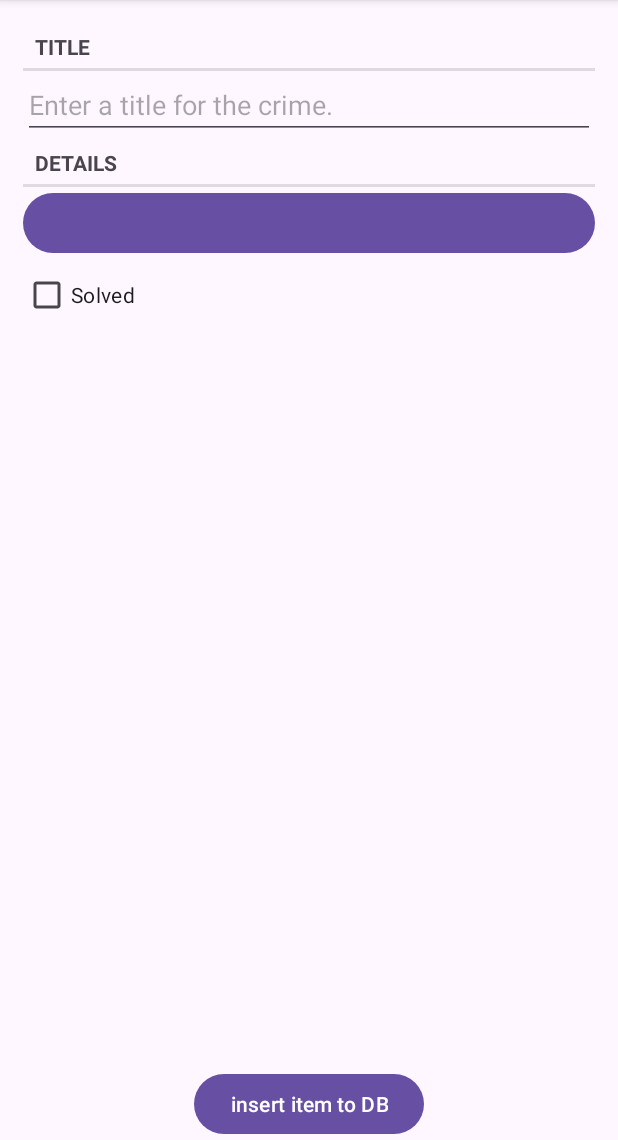
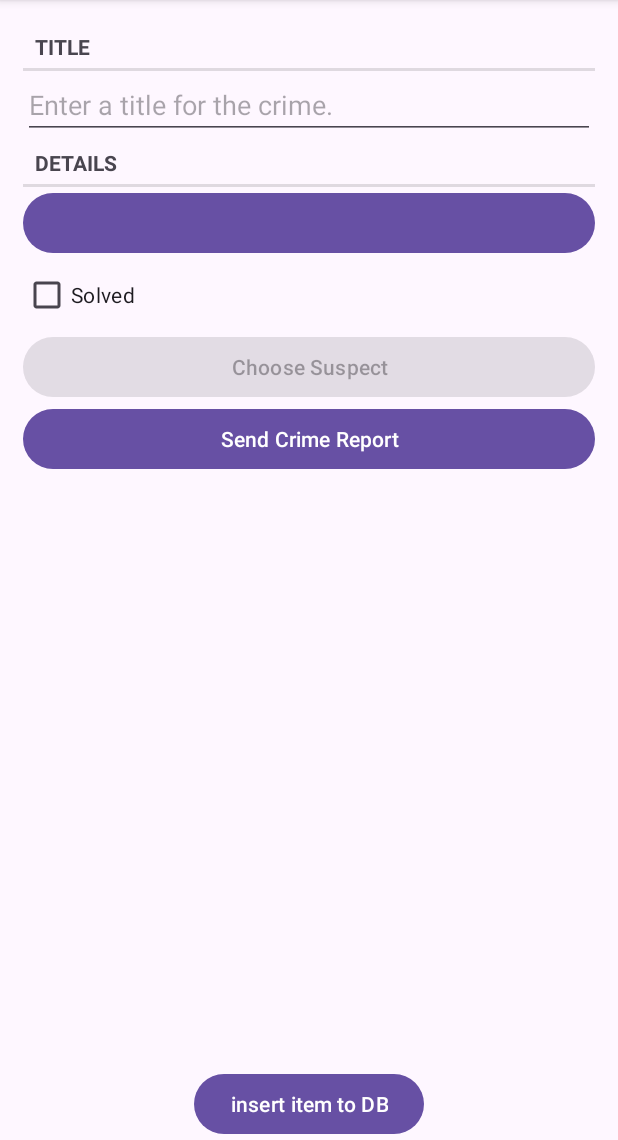
Before and after one commit to Herbert77/AndroidProgrammingGuide_SampleCode, an Android app: the screen it shows after launch (MainActivity), after a tap on "Add New Crime", on a phone screen of 412 x 824 dp, the part 96-1236 px from its top. Run offline under Robolectric (Android 15) with nearby library versions, the phone set to English and light mode, and no system bars; our stand-ins replace Room's generated code; 1 statement that could not run was skipped.

Commit message:
Chapter 15 源码示例提交。
1、使用隐式 intent 拉起其他应用中可以执行该任务的 Activity；

2、数据库字段有更新时，需要更新 @Database 的版本号，并新建 Migration 对象，传入之前版本号和更新后的版本号以及需要更新的SQL语句；在数据库构建之前，调用迁移方法 addMigrations()。

```diff
--- a/02/app/src/main/java/com/example/criminalintent/Crime.kt
+++ b/02/app/src/main/java/com/example/criminalintent/Crime.kt
@@ -10,6 +10,7 @@ data class Crime(
     @PrimaryKey val id: UUID = UUID.randomUUID(),
     var title: String = "",
     var date: Date = Date(),
-    var isSolved: Boolean = false
+    var isSolved: Boolean = false,
+    var suspect: String = ""
 //    var requiresPolice: Boolean = false
 )
--- a/02/app/src/main/java/com/example/criminalintent/CrimeFragment.kt
+++ b/02/app/src/main/java/com/example/criminalintent/CrimeFragment.kt
@@ -1,12 +1,20 @@
 package com.example.criminalintent
 
+import android.app.Activity
+import android.content.Intent
+import android.content.pm.PackageManager
+import android.content.pm.ResolveInfo
+import android.net.Uri
 import android.os.Bundle
+import android.provider.ContactsContract
 import android.text.Editable
 import android.text.TextWatcher
+import android.text.format.DateFormat
 import android.util.Log
 import android.view.LayoutInflater
 import android.view.View
 import android.view.ViewGroup
+import android.widget.ActionMenuView
 import android.widget.Button
 import android.widget.CheckBox
 import android.widget.EditText
@@ -23,6 +31,8 @@ private const val TAG = "CrimeFragment"
 private const val ARG_CRIME_ID = "crime_id"
 private const val DIALOG_DATE = "DialogDate"
 private const val REQUEST_DATE = 0
+private const val REQUEST_CONTACT = 1
+private const val DATE_FORMAT = "EEE, MMM, dd"
 
 class CrimeFragment : Fragment(), DatePickerFragment.Callbacks {
 
@@ -30,6 +40,11 @@ class CrimeFragment : Fragment(), DatePickerFragment.Callbacks {
     private lateinit var titleField: EditText
     private lateinit var dateButton: Button
     private lateinit var solvedCheckBox: CheckBox
+    private lateinit var reportButton: Button
+    private lateinit var suspectButton: Button
+
+    private val pickContactIntent = Intent(Intent.ACTION_PICK, ContactsContract.Contacts.CONTENT_URI)
+
     private val crimeDetailViewModel: CrimeDetailViewModel by lazy {
         ViewModelProvider(this).get(CrimeDetailViewModel::class.java)
     }
@@ -52,6 +67,8 @@ class CrimeFragment : Fragment(), DatePickerFragment.Callbacks {
         findTitleFieldInView(view)
         findDateButtonInView(view)
         findSolvedCheckBoxInView(view)
+        findReportButtonInView(view)
+        findSuspectButtonInView(view)
 
         configDateButton()
         return view
@@ -84,6 +101,14 @@ class CrimeFragment : Fragment(), DatePickerFragment.Callbacks {
         solvedCheckBox = view.findViewById(R.id.crime_solved) as CheckBox
     }
 
+    private fun findReportButtonInView(view: View) {
+        reportButton = view.findViewById(R.id.crime_report) as Button
+    }
+
+    private fun findSuspectButtonInView(view: View) {
+        suspectButton = view.findViewById(R.id.crime_suspect) as Button
+    }
+
     private fun configDateButton() {
 //        dateButton.apply {
 //            text = crime.date.toString()
@@ -96,6 +121,20 @@ class CrimeFragment : Fragment(), DatePickerFragment.Callbacks {
         addTextChangedListenerForTitleField()
         setOnCheckedChangeListenerForSolvedCheckBox()
         setOnClickListenerForDateButton()
+        setOnClickListenerForReportButton()
+        setOnClickListenerForSuspectButton()
+
+        checkIfThereIsAnActivityThatCanRespondToSpecificTask()
+    }
+
+    private fun checkIfThereIsAnActivityThatCanRespondToSpecificTask() {
+//        pickContactIntent.addCategory(Intent.CATEGORY_HOME)
+        val packageManager: PackageManager = requireActivity().packageManager
+        val resolvedActivity: ResolveInfo? =
+            packageManager.resolveActivity(pickContactIntent, PackageManager.MATCH_DEFAULT_ONLY)
+        if (resolvedActivity == null) {
+            suspectButton.isEnabled = false
+        }
     }
 
     private fun updateUI() {
@@ -105,6 +144,55 @@ class CrimeFragment : Fragment(), DatePickerFragment.Callbacks {
             isChecked = crime.isSolved
             jumpDrawablesToCurrentState()
         }
+        if (crime.suspect.isNotEmpty()) {
+            suspectButton.text = crime.suspect
+        }
+    }
+
+    override fun onActivityResult(requestCode: Int, resultCode: Int, data: Intent?) {
+        when {
+            resultCode != Activity.RESULT_OK -> return
+
+            requestCode == REQUEST_CONTACT && data != null -> {
+                val contactUri: Uri? = data.data
+                // Specify which fields you want your query to return values for
+                val queryFields = arrayOf(ContactsContract.Contacts.DISPLAY_NAME)
+                // Perform your query - the contactUri is like a "where" clause here
+                val cursor = requireActivity().contentResolver
+                    .query(contactUri!!, queryFields, null, null, null)
+
+                cursor?.use {
+                    // Verify cursor contains at least one result
+                    if (it.count == 0) {
+                        return
+                    }
+
+                    // Pull out the first column of the first row of data -
+                    // that is your suspect's name
+                    it.moveToFirst()
+                    val suspect = it.getString(0)
+                    crime.suspect = suspect
+                    crimeDetailViewModel.saveCrime(crime)
+                    suspectButton.text = suspect
+                }
+            }
+        }
+    }
+
+    private fun getCrimeReport(): String {
+        val solvedString = if (crime.isSolved) {
+            getString(R.string.crime_report_solved)
+        } else {
+            getString(R.string.crime_report_unsolved)
+        }
+
+        val dateString = DateFormat.format(DATE_FORMAT, crime.date).toString()
+        var suspect = if (crime.suspect.isBlank()) {
+            getString(R.string.crime_report_no_suspect)
+        } else {
+            getString(R.string.crime_report_suspect, crime.suspect)
+        }
+        return getString(R.string.crime_report, crime.title, dateString, solvedString, suspect)
     }
 
     private fun addTextChangedListenerForTitleField() {
@@ -139,6 +227,28 @@ class CrimeFragment : Fragment(), DatePickerFragment.Callbacks {
         }
     }
 
+    private fun setOnClickListenerForReportButton() {
+        reportButton.setOnClickListener {
+            Intent(Intent.ACTION_SEND).apply {
+                type = "text/plain"
+                putExtra(Intent.EXTRA_TEXT, getCrimeReport())
+                putExtra(
+                    Intent.EXTRA_SUBJECT,
+                    getString(R.string.crime_report_subject)
+                )
+            }.also { intent ->
+                val chooserIntent = Intent.createChooser(intent, getString(R.string.send_report))
+                startActivity(intent)
+            }
+        }
+    }
+
+    private fun setOnClickListenerForSuspectButton() {
+        suspectButton.setOnClickListener {
+            startActivityForResult(pickContactIntent, REQUEST_CONTACT)
+        }
+    }
+
     companion object {
         fun newInstance(crimeId: UUID): CrimeFragment {
             val args = Bundle().apply {
--- a/02/app/src/main/java/com/example/criminalintent/database/CrimeDatabase.kt
+++ b/02/app/src/main/java/com/example/criminalintent/database/CrimeDatabase.kt
@@ -3,11 +3,21 @@ package com.example.criminalintent.database
 import androidx.room.Database
 import androidx.room.RoomDatabase
 import androidx.room.TypeConverters
+import androidx.room.migration.Migration
+import androidx.sqlite.db.SupportSQLiteDatabase
 import com.example.criminalintent.Crime
 
-@Database(entities = [Crime::class], version = 1)
+@Database(entities = [Crime::class], version = 2)
 @TypeConverters(CrimeTypeConverters::class)
 abstract class CrimeDatabase : RoomDatabase() {
 
     abstract fun crimeDao(): CrimeDao
 }
+
+val migration_1_2 = object : Migration(1, 2) {
+    override fun migrate(database: SupportSQLiteDatabase) {
+        database.execSQL(
+            "ALTER TABLE Crime ADD COLUMN suspect TEXT NOT NULL DEFAULT ''"
+        )
+    }
+}
--- a/02/app/src/main/java/com/example/criminalintent/database/CrimeRepository.kt
+++ b/02/app/src/main/java/com/example/criminalintent/database/CrimeRepository.kt
@@ -17,7 +17,8 @@ class CrimeRepository private constructor(context: Context) {
         context.applicationContext,
         CrimeDatabase::class.java,
         DATABASE_NAME
-    ).build()
+    ).addMigrations(migration_1_2)
+        .build()
 
     private val crimeDao = database.crimeDao()
     private val executor = Executors.newSingleThreadExecutor()
@@ -53,8 +54,7 @@ class CrimeRepository private constructor(context: Context) {
         }
 
         fun get(): CrimeRepository {
-            return INSTANCE ?:
-            throw IllegalStateException("CrimeRepository must be initialized!!")
+            return INSTANCE ?: throw IllegalStateException("CrimeRepository must be initialized!!")
         }
     }
 }
--- a/02/app/src/main/res/layout/fragment_crime.xml
+++ b/02/app/src/main/res/layout/fragment_crime.xml
@@ -36,4 +36,16 @@
         android:layout_height="wrap_content"
         android:text="@string/crime_solved_label" />
 
+    <Button
+        android:id="@+id/crime_suspect"
+        android:layout_width="match_parent"
+        android:layout_height="wrap_content"
+        android:text="@string/crime_suspect_text" />
+
+    <Button
+        android:id="@+id/crime_report"
+        android:layout_width="match_parent"
+        android:layout_height="wrap_content"
+        android:text="@string/crime_report_text" />
+
 </LinearLayout>
--- a/02/app/src/main/res/values/strings.xml
+++ b/02/app/src/main/res/values/strings.xml
@@ -6,4 +6,13 @@
     <string name="crime_solved_label">Solved</string>
     <string name="insert_item_button">insert item to DB</string>
     <string name="new_crime">New Crime</string>
+    <string name="crime_suspect_text">Choose Suspect</string>
+    <string name="crime_report_text">Send Crime Report</string>
+    <string name="crime_report">%1$s! The crime was discovered on %2$s. %3$s, and %4$s</string>
+    <string name="crime_report_solved">The case is solved</string>
+    <string name="crime_report_unsolved">The case is not solved</string>
+    <string name="crime_report_no_suspect">there is no suspect.</string>
+    <string name="crime_report_suspect">the suspect is %s.</string>
+    <string name="crime_report_subject">CriminalIntent Crime Report</string>
+    <string name="send_report">Send crime report via</string>
 </resources>
```
